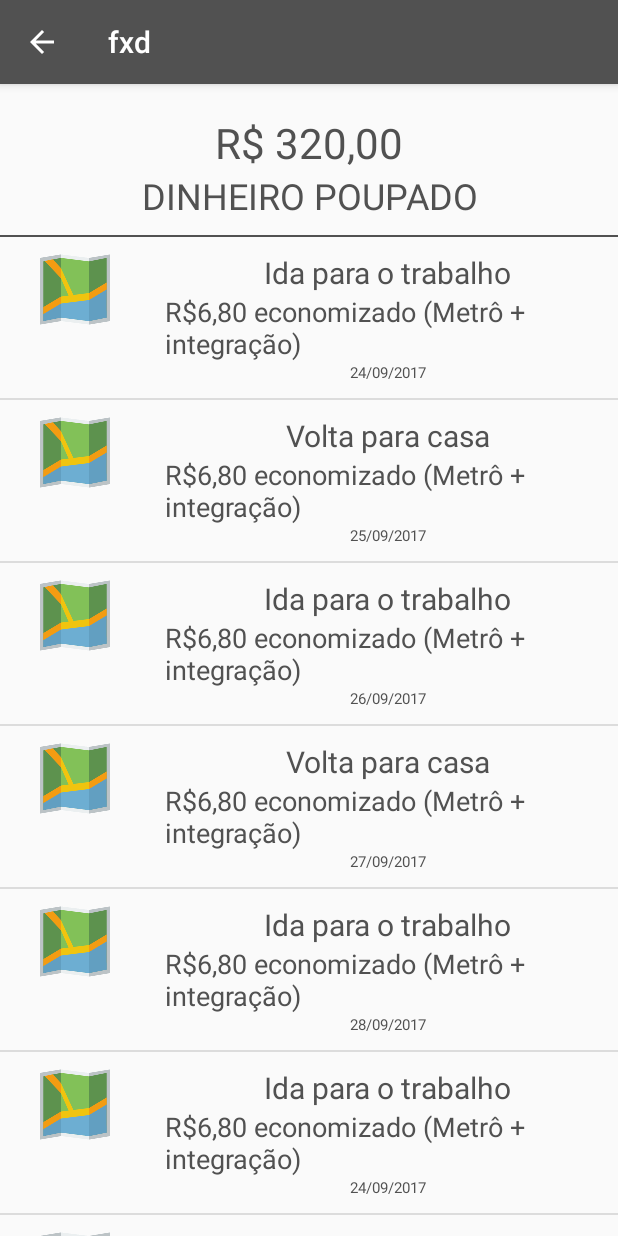
After one commit to fxdcycle/application-android, an Android app: the EWalletActivity screen opened directly, with no data from a screen before it, on a phone screen of 412 x 824 dp. The commit adds this screen. Run offline under Robolectric (Android 15) with nearby library versions, the phone set to English and light mode, and no system bars.

Commit message:
new layout

```diff
--- /dev/null
+++ b/app/src/main/java/br/fxd/com/fxd/EWalletActivity.java
@@ -0,0 +1,60 @@
+package br.fxd.com.fxd;
+
+import android.support.v7.app.AppCompatActivity;
+import android.os.Bundle;
+import android.view.MenuItem;
+import android.widget.ListView;
+
+import java.util.ArrayList;
+
+import br.fxd.com.fxd.adapter.EWalletCustomAdapter;
+import br.fxd.com.fxd.model.EWallet;
+
+public class EWalletActivity extends AppCompatActivity {
+
+    @Override
+    protected void onCreate(Bundle savedInstanceState) {
+        super.onCreate(savedInstanceState);
+        setContentView(R.layout.activity_ewallet);
+
+        getSupportActionBar().setDisplayHomeAsUpEnabled(true);
+
+
+        ListView listViewProduto;
+        listViewProduto = (ListView) findViewById(R.id.listEWallet);
+
+        ArrayList<EWallet> eWallets = new ArrayList<EWallet>();
+
+        eWallets.add(new EWallet(1, R.drawable.maps, "Ida para o trabalho", "R$6,80 economizado (Metrô + integração)", "24/09/2017"));
+        eWallets.add(new EWallet(1, R.drawable.maps, "Volta para casa", "R$6,80 economizado (Metrô + integração)", "25/09/2017"));
+        eWallets.add(new EWallet(1, R.drawable.maps, "Ida para o trabalho", "R$6,80 economizado (Metrô + integração)", "26/09/2017"));
+        eWallets.add(new EWallet(1, R.drawable.maps, "Volta para casa", "R$6,80 economizado (Metrô + integração)", "27/09/2017"));
+        eWallets.add(new EWallet(1, R.drawable.maps, "Ida para o trabalho", "R$6,80 economizado (Metrô + integração)", "28/09/2017"));
+        eWallets.add(new EWallet(1, R.drawable.maps, "Ida para o trabalho", "R$6,80 economizado (Metrô + integração)", "24/09/2017"));
+        eWallets.add(new EWallet(1, R.drawable.maps, "Volta para casa", "R$6,80 economizado (Metrô + integração)", "25/09/2017"));
+        eWallets.add(new EWallet(1, R.drawable.maps, "Ida para o trabalho", "R$6,80 economizado (Metrô + integração)", "26/09/2017"));
+        eWallets.add(new EWallet(1, R.drawable.maps, "Volta para casa", "R$6,80 economizado (Metrô + integração)", "27/09/2017"));
+        eWallets.add(new EWallet(1, R.drawable.maps, "Ida para o trabalho", "R$6,80 economizado (Metrô + integração)", "28/09/2017"));
+        eWallets.add(new EWallet(1, R.drawable.maps, "Ida para o trabalho", "R$6,80 economizado (Metrô + integração)", "24/09/2017"));
+        eWallets.add(new EWallet(1, R.drawable.maps, "Volta para casa", "R$6,80 economizado (Metrô + integração)", "25/09/2017"));
+        eWallets.add(new EWallet(1, R.drawable.maps, "Ida para o trabalho", "R$6,80 economizado (Metrô + integração)", "26/09/2017"));
+        eWallets.add(new EWallet(1, R.drawable.maps, "Volta para casa", "R$6,80 economizado (Metrô + integração)", "27/09/2017"));
+        eWallets.add(new EWallet(1, R.drawable.maps, "Ida para o trabalho", "R$6,80 economizado (Metrô + integração)", "28/09/2017"));
+
+        EWalletCustomAdapter eWalletCustomAdapter;
+        eWalletCustomAdapter = new EWalletCustomAdapter(eWallets, this);
+
+        listViewProduto.setAdapter(eWalletCustomAdapter);
+    }
+
+    @Override
+    public boolean onOptionsItemSelected(MenuItem item) {
+
+        int id = item.getItemId();
+        if (id == android.R.id.home) {
+            onBackPressed();
+        }
+
+        return super.onOptionsItemSelected(item);
+    }
+}
--- a/app/src/main/java/br/fxd/com/fxd/MainActivity.java
+++ b/app/src/main/java/br/fxd/com/fxd/MainActivity.java
@@ -3,11 +3,13 @@ package br.fxd.com.fxd;
 import android.Manifest;
 import android.app.AlertDialog;
 import android.content.ActivityNotFoundException;
+import android.content.ComponentName;
 import android.content.Intent;
 import android.graphics.Bitmap;
 import android.graphics.BitmapFactory;
 import android.graphics.Color;
 import android.graphics.Typeface;
+import android.net.Uri;
 import android.speech.RecognizerIntent;
 import android.support.design.widget.FloatingActionButton;
 import android.support.design.widget.TabLayout;
@@ -143,8 +145,13 @@ public class MainActivity extends AppCompatActivity implements NavigationView.On
             Intent intent = new Intent(MainActivity.this, HappnActivity.class);
             startActivity(intent);
         } else if (id == R.id.maintenance) {
+            Intent intent = new Intent(Intent.ACTION_VIEW, Uri.parse(""));
+            startActivity(intent);
 
-        } else if (id == R.id.nav_3) {
+//            c
+        } else if (id == R.id.ewallet) {
+            Intent intent = new Intent(MainActivity.this, EWalletActivity.class);
+            startActivity(intent);
 
         }
 
@@ -281,7 +288,7 @@ public class MainActivity extends AppCompatActivity implements NavigationView.On
                         if(occurrence.getType().matches(".*BURACO.*")){
                             mMap.addMarker(new MarkerOptions().position(latLng).title(String.valueOf(occurrence.getId())).icon(BitmapDescriptorFactory.fromBitmap(resizeMapIcons("hole",90,120))));
                         } else if(occurrence.getType().matches(".*SINALIZA.*")){
-                            mMap.addMarker(new MarkerOptions().position(latLng).title(String.valueOf(occurrence.getId())).icon(BitmapDescriptorFactory.fromBitmap(resizeMapIcons("signaling",90,120))));
+                            mMap.addMarker(new MarkerOptions().position(latLng).title(String.valueOf(occurrence.getId())).icon(BitmapDescriptorFactory.fromBitmap(resizeMapIcons("warning",90,120))));
                         }
                         mMap.moveCamera(CameraUpdateFactory.newLatLng(latLng));
 
--- /dev/null
+++ b/app/src/main/java/br/fxd/com/fxd/adapter/EWalletCustomAdapter.java
@@ -0,0 +1,98 @@
+package br.fxd.com.fxd.adapter;
+
+import android.content.Context;
+import android.content.Intent;
+import android.support.annotation.NonNull;
+import android.view.LayoutInflater;
+import android.view.View;
+import android.view.ViewGroup;
+import android.view.animation.Animation;
+import android.view.animation.AnimationUtils;
+import android.widget.ArrayAdapter;
+import android.widget.ImageView;
+import android.widget.LinearLayout;
+import android.widget.TextView;
+
+import java.util.ArrayList;
+
+import br.fxd.com.fxd.R;
+import br.fxd.com.fxd.model.EWallet;
+
+/**
+ * Created by matheuscatossi on 24/09/17.
+ */
+
+public class EWalletCustomAdapter extends ArrayAdapter<EWallet> implements View.OnClickListener {
+
+    private ArrayList<EWallet> dataSet;
+    private Context mContext;
+
+    @Override
+    public void onClick(View v) {
+
+    }
+
+    private static class ViewHolder {
+        TextView tv_title;
+        TextView tv_description;
+        TextView tv_date;
+        ImageView iv_maps;
+        LinearLayout ll_line;
+    }
+
+    public EWalletCustomAdapter(ArrayList<EWallet> data, Context context) {
+        super(context, R.layout.row_item_ewallet, data);
+
+        this.dataSet = data;
+        this.mContext = context;
+    }
+
+    private int lastPosition = -1;
+
+    @NonNull
+    @Override
+    public View getView(int position, View convertView, @NonNull ViewGroup parent) {
+        final EWallet eWallet = getItem(position);
+        ViewHolder viewHolder;
+
+        final View result;
+
+        if (convertView == null) {
+            viewHolder = new ViewHolder();
+            LayoutInflater inflater = LayoutInflater.from(getContext());
+            convertView = inflater.inflate(R.layout.row_item_ewallet, parent, false);
+
+            viewHolder.tv_title = (TextView) convertView.findViewById(R.id.tv_title);
+            viewHolder.tv_description = (TextView) convertView.findViewById(R.id.tv_description);
+            viewHolder.tv_date = (TextView) convertView.findViewById(R.id.tv_date);
+            viewHolder.iv_maps = (ImageView) convertView.findViewById(R.id.iv_maps);
+
+
+            viewHolder.ll_line = (LinearLayout) convertView.findViewById(R.id.ll_line);
+
+            result = convertView;
+            convertView.setTag(viewHolder);
+        } else {
+            viewHolder = (ViewHolder) convertView.getTag();
+            result = convertView;
+        }
+
+        Animation animation = AnimationUtils.loadAnimation(mContext, (position > lastPosition) ? R.anim.up_from_bottom : R.anim.down_from_top);
+        result.startAnimation(animation);
+        lastPosition = position;
+
+        viewHolder.tv_title.setText("" + eWallet.getTitle());
+        viewHolder.tv_description.setText("" + eWallet.getDescription());
+        viewHolder.tv_date.setText("" + eWallet.getDate());
+        viewHolder.iv_maps.setImageResource(R.drawable.maps);
+
+        viewHolder.ll_line.setOnClickListener(new View.OnClickListener() {
+            @Override
+            public void onClick(View v) {
+//
+            }
+        });
+
+        return convertView;
+    }
+}
--- /dev/null
+++ b/app/src/main/java/br/fxd/com/fxd/model/EWallet.java
@@ -0,0 +1,69 @@
+package br.fxd.com.fxd.model;
+
+/**
+ * Created by matheuscatossi on 24/09/17.
+ */
+
+public class EWallet {
+
+    int id;
+    int image;
+    String title;
+    String description;
+    String date;
+
+    public EWallet(int id, int image, String title, String description, String date) {
+        this.id = id;
+        this.image = image;
+        this.title = title;
+        this.description = description;
+        this.date = date;
+    }
+
+    public EWallet(int image, String title, String description, String date) {
+        this.image = image;
+        this.title = title;
+        this.description = description;
+        this.date = date;
+    }
+
+    public int getId() {
+        return id;
+    }
+
+    public void setId(int id) {
+        this.id = id;
+    }
+
+    public int getImage() {
+        return image;
+    }
+
+    public void setImage(int image) {
+        this.image = image;
+    }
+
+    public String getTitle() {
+        return title;
+    }
+
+    public void setTitle(String title) {
+        this.title = title;
+    }
+
+    public String getDescription() {
+        return description;
+    }
+
+    public void setDescription(String description) {
+        this.description = description;
+    }
+
+    public String getDate() {
+        return date;
+    }
+
+    public void setDate(String date) {
+        this.date = date;
+    }
+}
--- a/app/src/main/res/drawable/side_nav_bar.xml
+++ b/app/src/main/res/drawable/side_nav_bar.xml
@@ -2,8 +2,8 @@
     android:shape="rectangle">
     <gradient
         android:angle="135"
-        android:centerColor="@color/colorPrimary"
-        android:endColor="@color/colorPrimaryDark"
-        android:startColor="@color/colorPrimary"
+        android:centerColor="#847f7f"
+        android:endColor="@color/colorPrimary"
+        android:startColor="#847f7f"
         android:type="linear" />
 </shape>
--- /dev/null
+++ b/app/src/main/res/layout/activity_ewallet.xml
@@ -0,0 +1,51 @@
+<?xml version="1.0" encoding="utf-8"?>
+<android.support.constraint.ConstraintLayout xmlns:android="http://schemas.android.com/apk/res/android"
+    xmlns:app="http://schemas.android.com/apk/res-auto"
+    xmlns:tools="http://schemas.android.com/tools"
+    android:layout_width="match_parent"
+    android:layout_height="match_parent"
+    tools:context="br.fxd.com.fxd.EWalletActivity">
+
+    <LinearLayout
+        android:layout_width="match_parent"
+        android:layout_height="match_parent"
+        android:orientation="vertical">
+
+        <TextView
+            android:layout_marginTop="20dp"
+            android:layout_width="match_parent"
+            android:layout_height="wrap_content"
+            android:textSize="28dp"
+            android:textColor="@color/colorPrimary"
+            android:text="R$ 320,00"
+            android:layout_gravity="center_horizontal"
+            android:gravity="center_horizontal"/>
+
+        <TextView
+            android:layout_width="match_parent"
+            android:layout_height="wrap_content"
+            android:textSize="24dp"
+            android:textColor="@color/colorPrimary"
+            android:text="DINHEIRO POUPADO"
+            android:layout_gravity="center_horizontal"
+            android:gravity="center_horizontal"/>
+
+        <View
+            android:layout_width="match_parent"
+            android:layout_height="1dp"
+            android:layout_marginTop="10dp"
+            android:background="@color/colorPrimary"/>
+
+
+        <ListView
+            android:id="@+id/listEWallet"
+            android:layout_width="match_parent"
+            android:layout_height="match_parent">
+        </ListView>
+
+
+
+    </LinearLayout>
+
+
+</android.support.constraint.ConstraintLayout>
--- a/app/src/main/res/layout/nav_header_main.xml
+++ b/app/src/main/res/layout/nav_header_main.xml
@@ -17,6 +17,6 @@
         android:layout_width="80dp"
         android:layout_height="110dp"
         android:paddingTop="@dimen/nav_header_vertical_spacing"
-        app:srcCompat="@mipmap/ic_launcher" />
+        app:srcCompat="@drawable/iconfxd" />
 
 </LinearLayout>
--- /dev/null
+++ b/app/src/main/res/layout/row_item_ewallet.xml
@@ -0,0 +1,66 @@
+<?xml version="1.0" encoding="utf-8"?>
+<LinearLayout xmlns:android="http://schemas.android.com/apk/res/android"
+    android:id="@+id/ll_line"
+    android:layout_width="match_parent"
+    android:layout_height="wrap_content"
+    android:orientation="horizontal"
+    android:padding="10dp">
+
+    <LinearLayout
+        android:layout_width="85dp"
+        android:layout_height="50dp"
+        android:layout_gravity="center_horizontal"
+        android:gravity="center_horizontal"
+        android:orientation="vertical">
+
+        <ImageView
+            android:id="@+id/iv_maps"
+            android:layout_width="80dp"
+            android:layout_height="50dp"
+            android:layout_gravity="center_vertical"
+            android:src="@drawable/maps" />
+    </LinearLayout>
+
+    <LinearLayout
+        android:layout_width="match_parent"
+        android:layout_height="wrap_content"
+        android:orientation="vertical"
+        >
+
+        <TextView
+            android:id="@+id/tv_title"
+            android:layout_width="wrap_content"
+            android:layout_height="wrap_content"
+            android:layout_gravity="center_horizontal"
+            android:layout_marginLeft="10dp"
+            android:gravity="left"
+            android:text="XXXXXXXX"
+            android:textColor="@color/colorPrimary"
+            android:textSize="20dp" />
+
+        <TextView
+            android:id="@+id/tv_description"
+            android:layout_width="wrap_content"
+            android:layout_height="wrap_content"
+            android:layout_gravity="center_horizontal"
+            android:layout_marginLeft="10dp"
+            android:gravity="left"
+            android:text="XXXXXXXX"
+            android:textColor="@color/colorPrimary"
+            android:textSize="18dp" />
+
+        <TextView
+            android:id="@+id/tv_date"
+            android:layout_width="wrap_content"
+            android:layout_height="wrap_content"
+            android:layout_gravity="center_horizontal"
+            android:layout_marginLeft="10dp"
+            android:gravity="left"
+            android:text="XXXXXXXX"
+            android:textColor="@color/colorPrimary"
+            android:textSize="10dp" />
+
+    </LinearLayout>
+
+
+</LinearLayout>
--- a/app/src/main/res/menu/activity_main_drawer.xml
+++ b/app/src/main/res/menu/activity_main_drawer.xml
@@ -6,21 +6,21 @@
     <group android:checkableBehavior="single">
         <item
             android:id="@+id/happn"
-            android:icon="@drawable/ic_launcher_background"
+            android:icon="@drawable/happn"
             android:title="HAPPN" />
 
     </group>
 
-    <item android:title="Communicate">
+    <item android:title="Features">
         <menu>
             <item
                 android:id="@+id/maintenance"
-                android:icon="@drawable/ic_launcher_background"
-                android:title="maintenance" />
+                android:icon="@drawable/wrench"
+                android:title="MAINTENANCE" />
             <item
-                android:id="@+id/nav_3"
-                android:icon="@drawable/ic_launcher_background"
-                android:title="nav3" />
+                android:id="@+id/ewallet"
+                android:icon="@drawable/wallet"
+                android:title="EWALLET" />
         </menu>
     </item>
 
```
Also changed, not shown: app/src/main/AndroidManifest.xml (+5 -3 lines), app/src/main/res/anim/down_from_top.xml (added, +9 -0 lines), app/src/main/res/anim/up_from_bottom.xml (added, +9 -0 lines), app/src/main/res/drawable/ewallet.png (added), app/src/main/res/drawable/happn.png (added), app/src/main/res/drawable/iconfxd.png (added), app/src/main/res/drawable/maps.png (added), app/src/main/res/drawable/wallet.png (added), app/src/main/res/drawable/warning.png (added), app/src/main/res/drawable/wrench.png (added).
